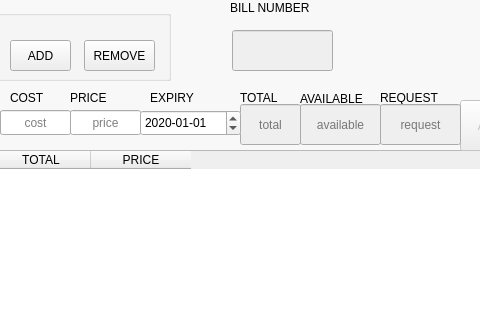
Before: the Qt Designer form main.ui in moatazymuhammad/sales_prog_2, drawn with Qt 5; both pictures show x 572 to 1052 and y 106 to 426 of the 1157 by 736 pixel window.
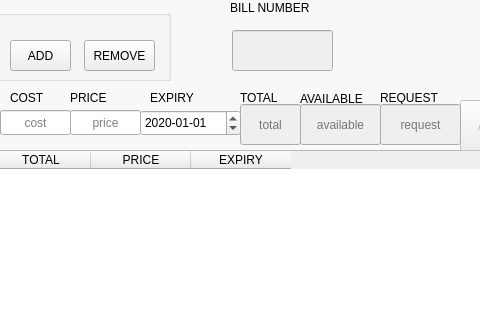
After: the same form once the commit is applied. The open tabs and pages were chosen to show the change.

Commit message: global emp and branch

Patch:
```diff
--- a/main.ui
+++ b/main.ui
@@ -4050,6 +4050,14 @@
          <set>AlignCenter</set>
         </property>
        </column>
+       <column>
+        <property name="text">
+         <string>EXPIRY</string>
+        </property>
+        <property name="textAlignment">
+         <set>AlignCenter</set>
+        </property>
+       </column>
       </widget>
       <widget class="QPushButton" name="pushButton_56">
        <property name="enabled">
```
Left out of the diff: 4 changed lines with no effect on the pictures. The commit also changes 1 other file.
